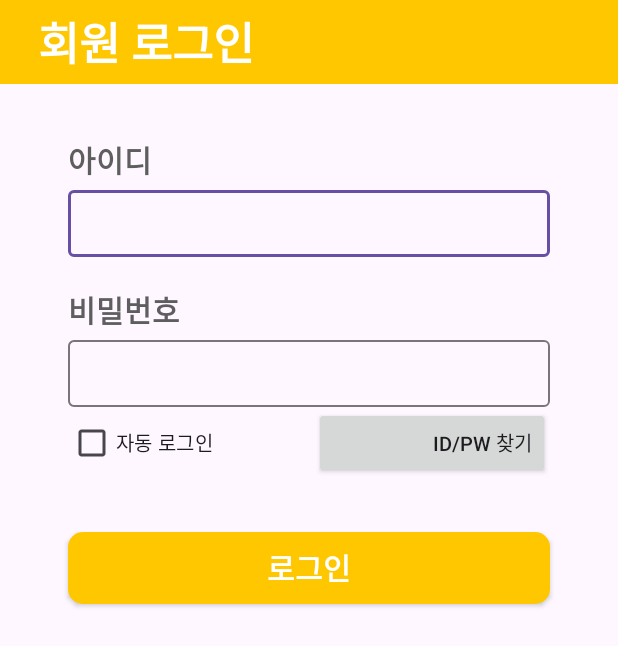
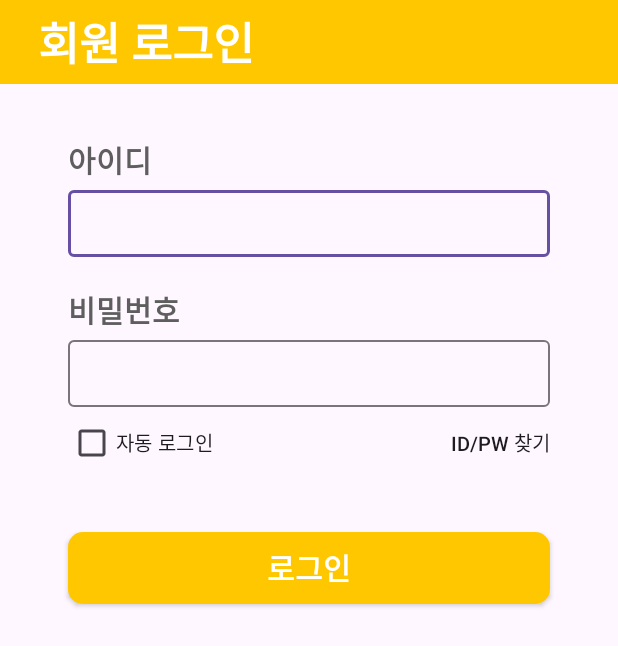
Before and after one commit to kms146594/kotlin_practice, an Android app: the LoginActivity screen opened directly, with no data from a screen before it, on a phone screen of 412 x 824 dp. Shown: the top 646 px of the screen. Run offline under Robolectric (Android 15) with nearby library versions, the phone set to English and light mode, and no system bars; our stand-ins replace data binding.

Commit message:
back_color

```diff
--- a/Login/app/src/main/java/com/example/login/LoginActivity.kt
+++ b/Login/app/src/main/java/com/example/login/LoginActivity.kt
@@ -2,8 +2,10 @@ package com.example.login
 
 import androidx.appcompat.app.AppCompatActivity
 import android.os.Bundle
+import com.example.login.databinding.ActivityLoginBinding
 
 class LoginActivity : AppCompatActivity() {
+    private lateinit var binding: ActivityLoginBinding
     override fun onCreate(savedInstanceState: Bundle?) {
         super.onCreate(savedInstanceState)
         setContentView(R.layout.activity_login)
--- a/Login/app/src/main/res/layout/activity_login.xml
+++ b/Login/app/src/main/res/layout/activity_login.xml
@@ -115,6 +115,7 @@
                 android:text="ID/PW 찾기"
                 android:textSize="13sp"
                 android:layout_weight="1"
+                android:background="#00FF0000"
                 android:gravity="center|end" />
         </LinearLayout>
 
```
